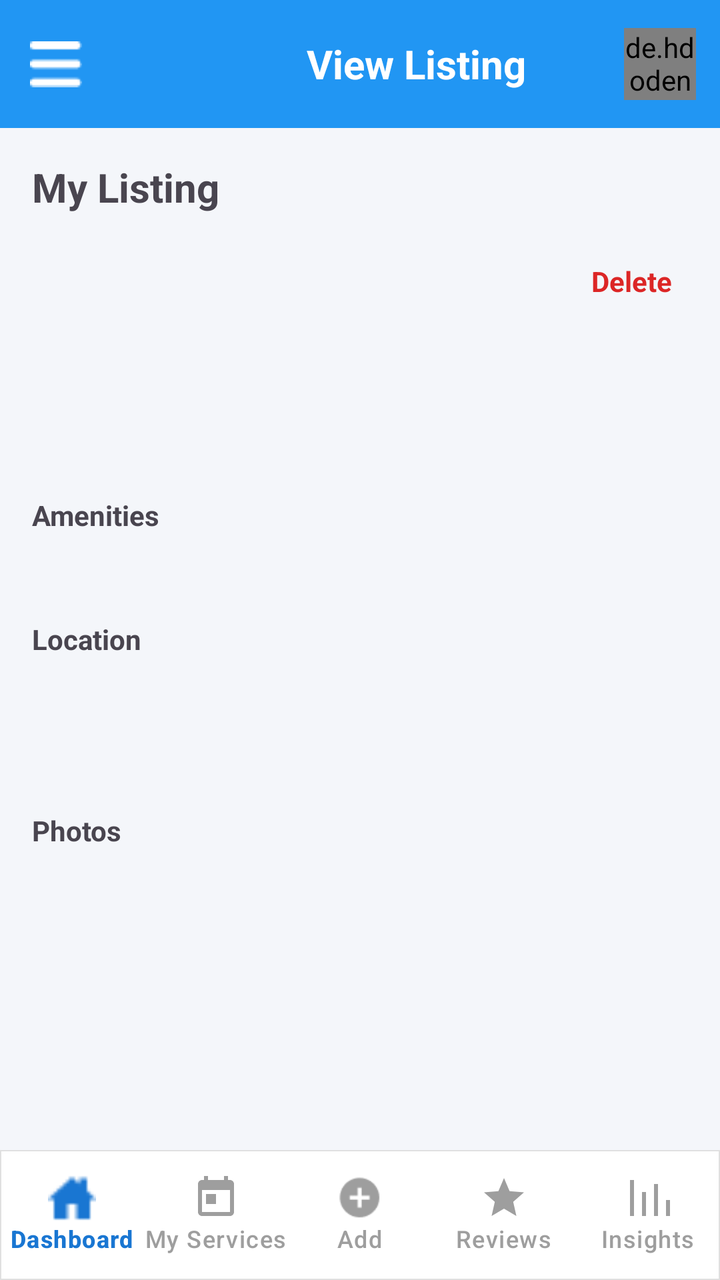
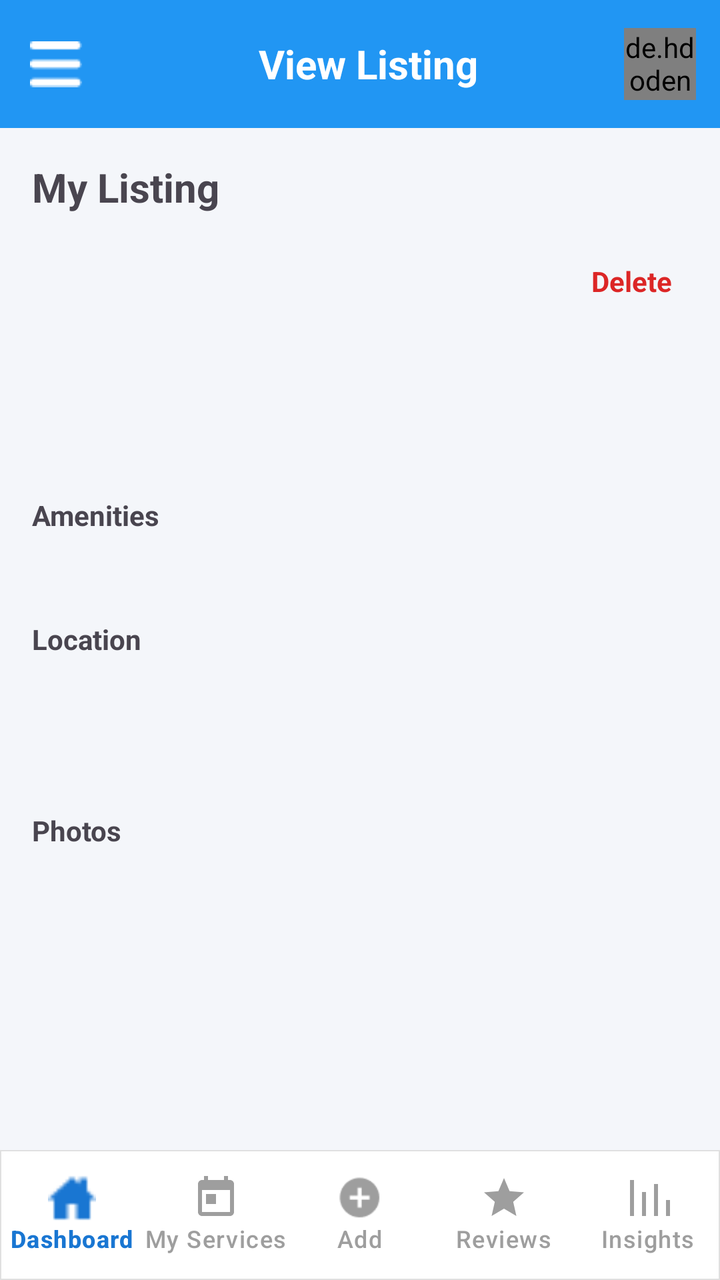

Before-and-after screenshots of an Android layout around one commit, followed by the original layout XML and the change that was made.
<!-- AndroidManifest.xml: application theme Theme.CampusSaathi -->
<!-- res/layout/activity_owner_view_listing.xml -->
<?xml version="1.0" encoding="utf-8"?>
<androidx.drawerlayout.widget.DrawerLayout
    xmlns:android="http://schemas.android.com/apk/res/android"
    xmlns:app="http://schemas.android.com/apk/res-auto"
    android:id="@+id/drawerLayout"
    android:layout_width="match_parent"
    android:layout_height="match_parent">

    <androidx.coordinatorlayout.widget.CoordinatorLayout
        android:layout_width="match_parent"
        android:layout_height="match_parent"
        android:background="#F4F6FA">

        
        <androidx.appcompat.widget.Toolbar
            android:id="@+id/toolbar"
            android:layout_width="match_parent"
            android:layout_height="?attr/actionBarSize"
            android:background="#2196F3"
            app:navigationIcon="@drawable/ic_menu">

            <LinearLayout
                android:layout_width="match_parent"
                android:layout_height="match_parent"
                android:gravity="center_vertical"
                android:orientation="horizontal">

                <Space
                    android:layout_width="48dp"
                    android:layout_height="match_parent"/>

                <TextView
                    android:layout_width="0dp"
                    android:layout_height="wrap_content"
                    android:layout_weight="1"
                    android:gravity="center"
                    android:text="View Listing"
                    android:textColor="#FFFFFF"
                    android:textSize="20sp"
                    android:textStyle="bold"/>

                <de.hdodenhof.circleimageview.CircleImageView
                    android:id="@+id/headerProfile"
                    android:layout_width="36dp"
                    android:layout_height="36dp"
                    android:layout_marginEnd="12dp"
                    android:src="@drawable/default_avatar"/>

            </LinearLayout>

        </androidx.appcompat.widget.Toolbar>


        
        <LinearLayout
            android:layout_width="match_parent"
            android:layout_height="match_parent"
            android:orientation="vertical"
            android:layout_marginTop="?attr/actionBarSize">

            
            <ScrollView
                android:layout_width="match_parent"
                android:layout_height="0dp"
                android:layout_weight="1">

                
                <LinearLayout
                    android:padding="16dp"
                    android:orientation="vertical"
                    android:layout_width="match_parent"
                    android:layout_height="wrap_content">

                    
                    <TextView
                        android:text="My Listing"
                        android:textSize="20sp"
                        android:textStyle="bold"
                        android:layout_marginBottom="16dp"
                        android:layout_width="wrap_content"
                        android:layout_height="wrap_content"/>

                    <LinearLayout
                        android:layout_width="match_parent"
                        android:layout_height="wrap_content"
                        android:orientation="horizontal"
                        android:gravity="center_vertical"
                        android:layout_marginBottom="12dp">

                        
                        <TextView
                            android:id="@+id/txtStatus"
                            android:layout_width="wrap_content"
                            android:layout_height="wrap_content"
                            android:paddingStart="16dp"
                            android:paddingEnd="16dp"
                            android:paddingTop="6dp"
                            android:paddingBottom="6dp"
                            android:textStyle="bold"
                            android:textColor="@android:color/black"/>

                        
                        <View
                            android:layout_width="0dp"
                            android:layout_height="1dp"
                            android:layout_weight="1"/>

                        
                        <TextView
                            android:id="@+id/btnDelete"
                            android:layout_width="wrap_content"
                            android:layout_height="wrap_content"
                            android:text="Delete"
                            android:textColor="#DC2626"
                            android:textStyle="bold"
                            android:padding="8dp"/>
                    </LinearLayout>

                    
                    <TextView
                        android:id="@+id/txtBasicInfo"
                        android:textSize="16sp"
                        android:layout_marginBottom="12dp"
                        android:layout_width="match_parent"
                        android:layout_height="wrap_content"/>

                    
                    <TextView
                        android:id="@+id/txtPricing"
                        android:textSize="15sp"
                        android:layout_marginBottom="12dp"
                        android:layout_width="match_parent"
                        android:layout_height="wrap_content"/>

                    
                    <TextView
                        android:text="Amenities"
                        android:textStyle="bold"
                        android:layout_marginTop="12dp"
                        android:layout_width="wrap_content"
                        android:layout_height="wrap_content"/>

                    <TextView
                        android:id="@+id/txtAmenities"
                        android:layout_marginBottom="12dp"
                        android:layout_width="match_parent"
                        android:layout_height="wrap_content"/>

                    
                    <TextView
                        android:text="Location"
                        android:textStyle="bold"
                        android:layout_marginTop="12dp"
                        android:layout_width="wrap_content"
                        android:layout_height="wrap_content"/>

                    <TextView
                        android:id="@+id/txtLocation"
                        android:layout_marginBottom="12dp"
                        android:layout_width="match_parent"
                        android:layout_height="wrap_content"/>

                    
                    <TextView
                        android:id="@+id/txtCoordinates"
                        android:textSize="13sp"
                        android:layout_marginBottom="16dp"
                        android:layout_width="wrap_content"
                        android:layout_height="wrap_content"/>

                    
                    <TextView
                        android:text="Photos"
                        android:textStyle="bold"
                        android:layout_marginTop="12dp"
                        android:layout_width="wrap_content"
                        android:layout_height="wrap_content"/>

                    <LinearLayout
                        android:id="@+id/layoutImages"
                        android:orientation="vertical"
                        android:layout_width="match_parent"
                        android:layout_height="wrap_content"
                        android:layout_marginTop="8dp"
                        android:paddingTop="4dp"
                        android:paddingBottom="16dp"/>

                </LinearLayout>

            </ScrollView>


            
            <com.google.android.material.bottomnavigation.BottomNavigationView
                android:id="@+id/bottomNav"
                android:layout_width="match_parent"
                android:layout_height="wrap_content"
                android:minHeight="65dp"
                android:background="@drawable/bottom_nav_bg"
                app:menu="@menu/owner_bottom_menu"
                app:itemIconTint="@color/bottom_nav_selector"
                app:itemTextColor="@color/bottom_nav_selector"
                app:labelVisibilityMode="labeled"/>

        </LinearLayout>

    </androidx.coordinatorlayout.widget.CoordinatorLayout>


    
    <com.google.android.material.navigation.NavigationView
        android:id="@+id/navigation_view"
        android:layout_width="280dp"
        android:layout_height="match_parent"
        android:layout_gravity="start"/>

</androidx.drawerlayout.widget.DrawerLayout>
<!-- resources referenced by this layout -->
<resources>
  <!-- drawable bottom_nav_bg (drawable) -->
  <shape xmlns:android="http://schemas.android.com/apk/res/android">
      <solid android:color="#ffffff"/>
      <stroke
          android:width="0.5dp"
          android:color="#E0E0E0"/>
  </shape>
  <!-- drawable default_avatar (drawable) -->
  <vector xmlns:android="http://schemas.android.com/apk/res/android"
      android:width="100dp"
      android:height="100dp"
      android:viewportWidth="24"
      android:viewportHeight="24">
  
      
      <path
          android:fillColor="#E3F2FD"
          android:pathData="M12,2A10,10 0,1 1,2 12A10,10 0,0 1,12 2Z"/>
  
      
      <path
          android:fillColor="#2196F3"
          android:pathData="M12,6A3,3 0,1 1,9 9A3,3 0,0 1,12 6Z"/>
  
      
      <path
          android:fillColor="#2196F3"
          android:pathData="M12,12c-3,0 -6,1.5 -6,4v1h12v-1c0,-2.5 -3,-4 -6,-4z"/>
  </vector>
  <!-- drawable ic_menu: png bitmap (drawable, 269 bytes) -->
  <style name="Theme.CampusSaathi" parent="Base.Theme.CampusSaathi" />
  <style name="Base.Theme.CampusSaathi" parent="Theme.Material3.Light.NoActionBar">
          
      </style>
</resources>

<!-- the commit's change to res/layout/activity_owner_view_listing.xml (unified diff, before → after) -->
@@ -25,9 +25,7 @@
                 android:gravity="center_vertical"
                 android:orientation="horizontal">
 
-                <Space
-                    android:layout_width="48dp"
-                    android:layout_height="match_parent"/>
+
 
                 <TextView
                     android:layout_width="0dp"
